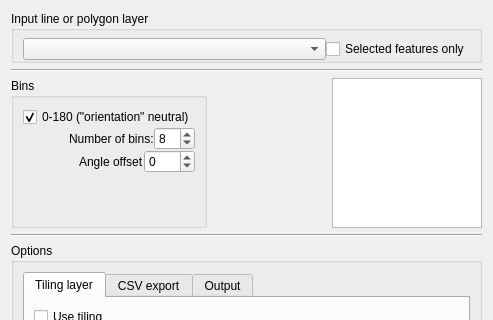
Above: linedirectionhistogram_dialog_base.ui from havatv/qgislinedirectionhistogramplugin before the change; both pictures show x 0 to 493 and y 0 to 320 of the 493 by 658 pixel window. Below: the same form after it.
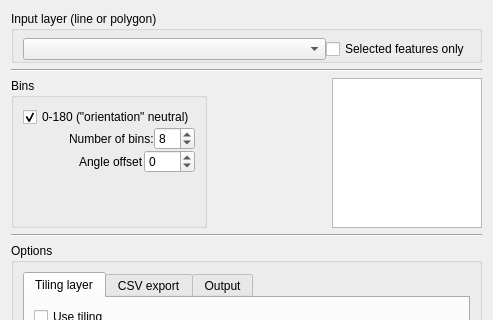
That is the form after the change. The open tabs and pages were chosen to show the change.

What changed in the file:
```diff
--- a/linedirectionhistogram_dialog_base.ui
+++ b/linedirectionhistogram_dialog_base.ui
@@ -17,7 +17,7 @@
    <item>
     <widget class="QGroupBox" name="groupBox">
      <property name="title">
-      <string>Input line or polygon layer</string>
+      <string>Input layer (line or polygon)</string>
      </property>
      <layout class="QVBoxLayout" name="verticalLayout_3">
       <property name="spacing">
```
Left out of the diff: 2 changed lines with no effect on the pictures.
